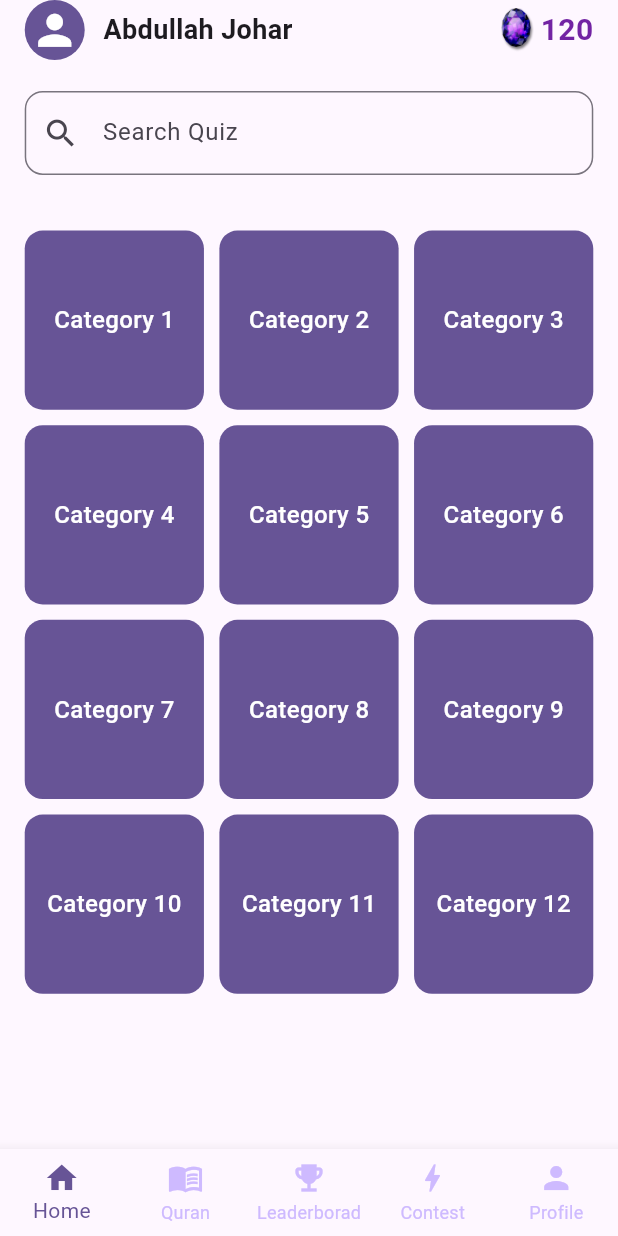
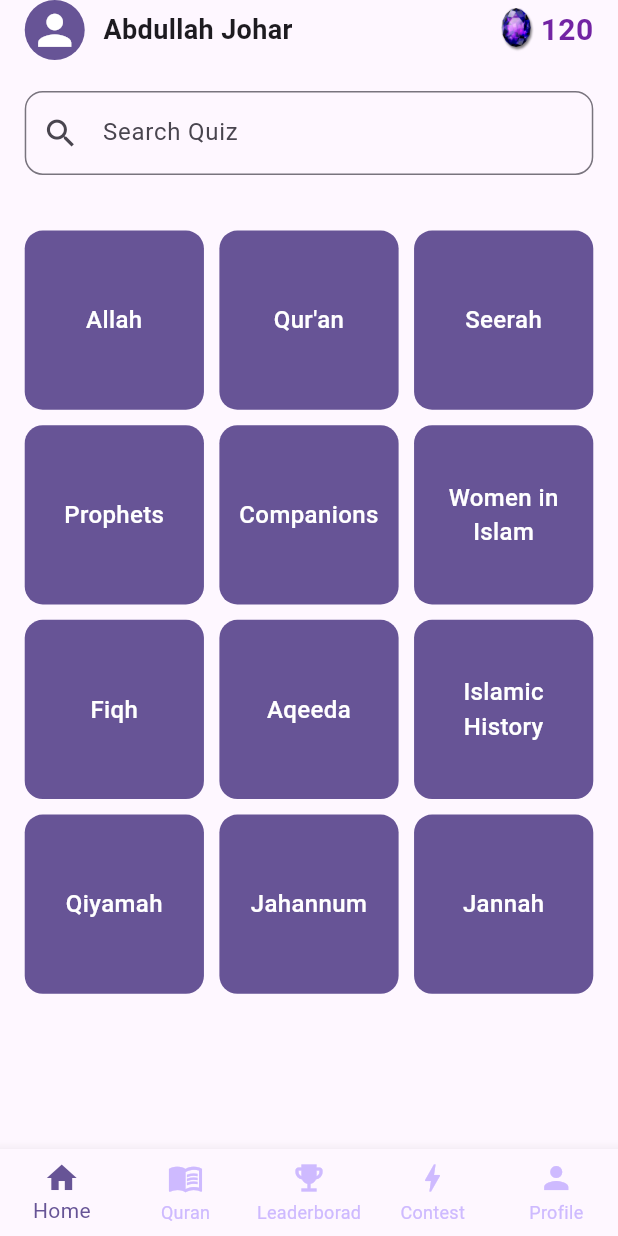
Before and after one commit to abdullahjohar23/islamic-quiz-app, a Flutter app: the screen it shows after launch, on a phone screen of 412 x 824 dp. Run offline on Flutter 3.47's test engine with Material 3 defaults, Android fonts, the phone set to English and light mode, and no system bars; project files that could hold a hidden picture were left out.

Commit message:
displaying actual quiz category names

```diff
--- a/lib/pages/home_page.dart
+++ b/lib/pages/home_page.dart
@@ -1,4 +1,5 @@
 import 'package:flutter/material.dart';
+import 'package:islamic_quiz_app/pages/quiz_category_page.dart';
 
 class HomePage extends StatefulWidget {
     const HomePage({super.key});
@@ -82,9 +83,17 @@ class _HomePageState extends State<HomePage> {
                                     mainAxisSpacing: deviceWidth*0.025,
                                 ),
 
-                                itemCount: 12, // Later dynamic
+                                itemCount: categories.length,
                                 itemBuilder: (context, index) {
-                                    return Container(
+                                    final categoryAccess = categories[index];
+
+                                    return GestureDetector(
+                                        onTap: () {
+                                            // navigate to the page later
+                                        },
+
+                                        child: Container(
+                                            padding: EdgeInsets.all(5),
                                             decoration: BoxDecoration(
                                                 color: Color(0xFF675496),
                                                 borderRadius: BorderRadius.circular(12),
@@ -92,8 +101,10 @@ class _HomePageState extends State<HomePage> {
 
                                             child: Center(
                                                 child: Text(
-                                                "Category ${index + 1}",
+                                                    categoryAccess.name,
                                                     style: const TextStyle(color: Colors.white, fontSize: 16, fontWeight: FontWeight.w500),
+                                                    textAlign: TextAlign.center,
+                                                ),
                                             ),
                                         ),
                                     );
```
Lines whose indentation alone changed are shown as unchanged.
